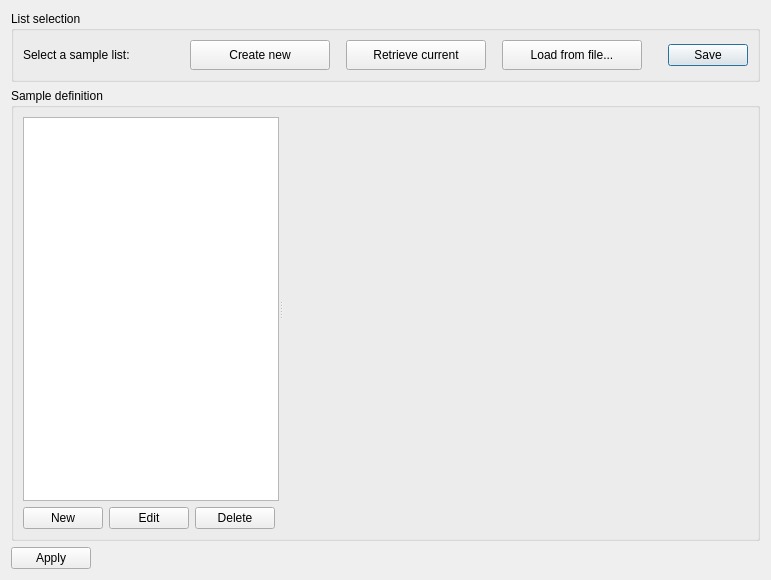
Old version of the form nicos_ess/loki/gui/sampleconf.ui in the repository mlz-ictrl/nicos.
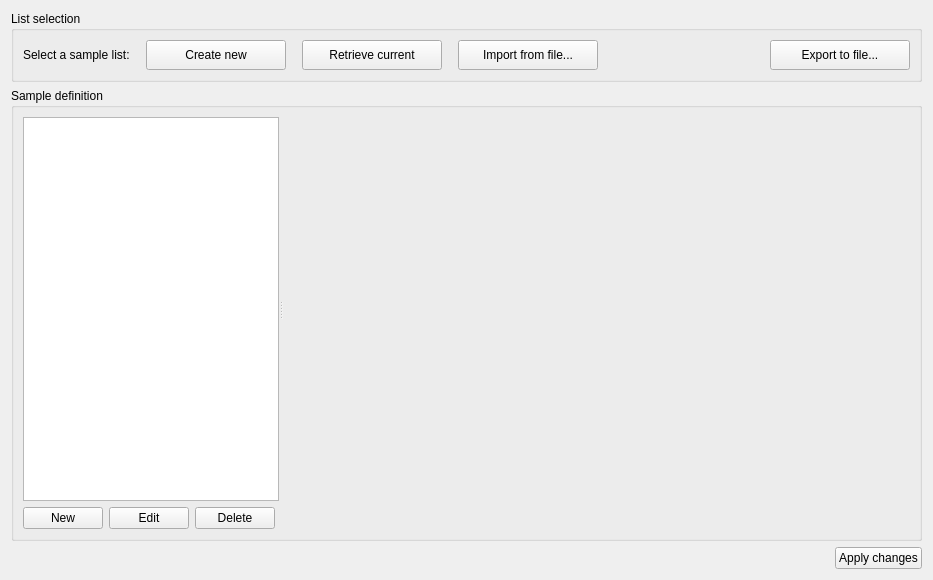
New version of the form. Icons and pictures are not drawn.

Commit message: Change apply and save buttons mainly, but fiddled with the others too.

```diff
--- a/nicos_ess/loki/gui/sampleconf.ui
+++ b/nicos_ess/loki/gui/sampleconf.ui
@@ -6,7 +6,7 @@
    <rect>
     <x>0</x>
     <y>0</y>
-    <width>771</width>
+    <width>933</width>
     <height>580</height>
    </rect>
   </property>
@@ -33,11 +33,11 @@
          <enum>Qt::Horizontal</enum>
         </property>
         <property name="sizeType">
-         <enum>QSizePolicy::Expanding</enum>
+         <enum>QSizePolicy::Minimum</enum>
         </property>
         <property name="sizeHint" stdset="0">
          <size>
-          <width>60</width>
+          <width>10</width>
           <height>20</height>
          </size>
         </property>
@@ -118,7 +118,7 @@
          </size>
         </property>
         <property name="text">
-         <string>Load from file...</string>
+         <string>Import from file...</string>
         </property>
         <property name="icon">
          <iconset resource="../../../resources/nicos-gui.qrc">
@@ -132,23 +132,30 @@
          <enum>Qt::Horizontal</enum>
         </property>
         <property name="sizeType">
-         <enum>QSizePolicy::Fixed</enum>
+         <enum>QSizePolicy::Expanding</enum>
         </property>
         <property name="sizeHint" stdset="0">
          <size>
-          <width>20</width>
+          <width>10</width>
           <height>20</height>
          </size>
         </property>
        </spacer>
       </item>
       <item>
-       <widget class="QDialogButtonBox" name="saveButton">
-        <property name="orientation">
-         <enum>Qt::Horizontal</enum>
+       <widget class="QPushButton" name="saveButton">
+        <property name="minimumSize">
+         <size>
+          <width>140</width>
+          <height>30</height>
+         </size>
         </property>
-        <property name="standardButtons">
-         <set>QDialogButtonBox::Save</set>
+        <property name="text">
+         <string>Export to file...</string>
+        </property>
+        <property name="icon">
+         <iconset resource="../../../resources/nicos-gui.qrc">
+          <normaloff>:/save</normaloff>:/save</iconset>
         </property>
        </widget>
       </item>
@@ -245,16 +252,10 @@
      </layout>
     </widget>
    </item>
-   <item>
-    <widget class="QDialogButtonBox" name="applyButton">
-     <property name="layoutDirection">
-      <enum>Qt::RightToLeft</enum>
-     </property>
-     <property name="orientation">
-      <enum>Qt::Horizontal</enum>
-     </property>
-     <property name="standardButtons">
-      <set>QDialogButtonBox::Apply</set>
+   <item alignment="Qt::AlignRight">
+    <widget class="QPushButton" name="applyBtn">
+     <property name="text">
+      <string>Apply changes</string>
      </property>
     </widget>
    </item>
```
